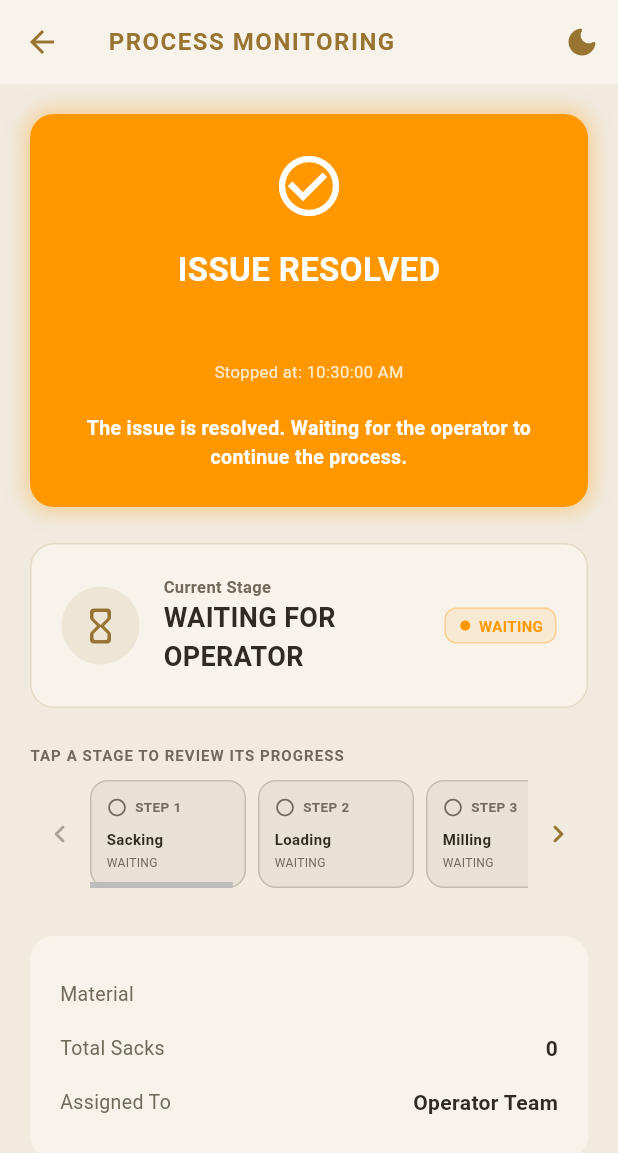
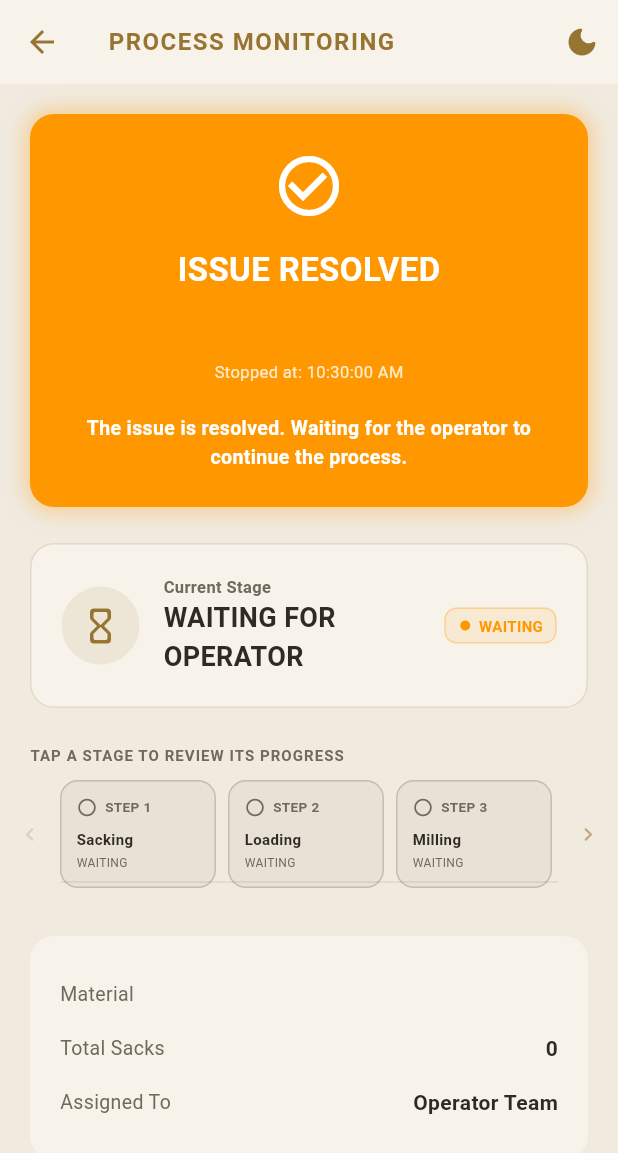
Before and after one commit to Natzuu18/gahira, a Flutter app: the MonitoringPage screen opened directly with empty values, on a phone screen of 412 x 824 dp. Shown: the top 1153 px of the screen. Run offline on Flutter 3.47's test engine with Material 3 defaults, Android fonts, the phone set to English and light mode, and no system bars; our stand-ins replace audioplayers, dartz, equatable, file_picker, firebase_core, firebase_messaging and 5 more; missing offline and left inert: dart:html; accounts and stored records are empty.

Commit message:
sms updated

```diff
--- a/lib/core/config/env_config.dart
+++ b/lib/core/config/env_config.dart
@@ -8,7 +8,7 @@ class EnvConfig {
   static const String supabaseAnonKey = 'sb_publishable_G-5YWyaY1cbW4EXZFCBGIQ_FnILc7ox';
 
   /// PhilSMS Configuration
-  static const String philsmsEndpoint = 'https://app.philsms.com/api/v3/sms/send';
+  static const String philsmsEndpoint = 'https://dashboard.philsms.com/api/v3/sms/send';
   static const String philsmsApiKey = '4353|WiUWMX8UBolKHp5BrRsE14MvAT9H3bdE4UrY3g612eaaf318';
   static const String philsmsSenderId = 'PhilSMS';
 }
--- a/lib/presentation/shared_widgets/monitoring_page.dart
+++ b/lib/presentation/shared_widgets/monitoring_page.dart
@@ -217,20 +217,28 @@ class _MonitoringPageState extends State<MonitoringPage> {
       body: _isLoading
         ? const Center(child: CircularProgressIndicator(color: kGold))
         : SingleChildScrollView(
-            padding: const EdgeInsets.all(20),
+            padding: const EdgeInsets.symmetric(vertical: 20),
             child: Column(
               crossAxisAlignment: CrossAxisAlignment.start,
               children: [
                 if (_effectiveRequest.status == ServiceRequestStatus.emergencyStop ||
                     _hasActiveEquipmentEmergency ||
                     _isResolvedAwaitingOperator)
-                  _buildEmergencyAlert(),
-                _buildStatusHeader(),
+                  Padding(
+                    padding: const EdgeInsets.symmetric(horizontal: 20),
+                    child: _buildEmergencyAlert(),
+                  ),
+                Padding(
+                  padding: const EdgeInsets.symmetric(horizontal: 20),
+                  child: _buildStatusHeader(),
+                ),
                 const SizedBox(height: 24),
                 _buildWorkflowProgress(),
                 const SizedBox(height: 32),
-
-                _buildSelectedStageSection(_displayStage),
+                Padding(
+                  padding: const EdgeInsets.symmetric(horizontal: 20),
+                  child: _buildSelectedStageSection(_displayStage),
+                ),
               ],
             ),
           ),
@@ -369,13 +377,16 @@ class _MonitoringPageState extends State<MonitoringPage> {
     return Column(
       crossAxisAlignment: CrossAxisAlignment.start,
       children: [
-        Text(
+        Padding(
+          padding: const EdgeInsets.symmetric(horizontal: 20),
+          child: Text(
             'TAP A STAGE TO REVIEW ITS PROGRESS',
             style: TextStyle(
               color: context.mutedTextColor,
               fontSize: 10,
               fontWeight: FontWeight.bold,
               letterSpacing: 0.7,
+            ),
           ),
         ),
         const SizedBox(height: 10),
@@ -387,13 +398,29 @@ class _MonitoringPageState extends State<MonitoringPage> {
                   ? () => _scrollStages(false)
                   : null,
               visualDensity: VisualDensity.compact,
-              icon: const Icon(Icons.chevron_left_rounded),
-              color: kGold,
+              constraints: const BoxConstraints.tightFor(width: 24, height: 40),
+              padding: EdgeInsets.zero,
+              style: ButtonStyle(
+                backgroundColor: WidgetStateProperty.all(Colors.transparent),
+                overlayColor: WidgetStateProperty.all(
+                  kGold.withOpacity(0.08),
+                ),
+              ),
+              icon: const Icon(Icons.chevron_left_rounded, size: 18),
+              color: kGold.withOpacity(0.55),
+              disabledColor: context.mutedTextColor.withOpacity(0.2),
             ),
             Expanded(
+              child: ScrollbarTheme(
+                data: ScrollbarThemeData(
+                  thumbColor: WidgetStateProperty.all(Colors.transparent),
+                  trackColor: WidgetStateProperty.all(Colors.transparent),
+                  trackVisibility: WidgetStateProperty.all(true),
+                ),
                 child: Scrollbar(
                   controller: _stageScrollController,
                   thumbVisibility: true,
+                  trackVisibility: true,
                   child: SingleChildScrollView(
                     controller: _stageScrollController,
                     scrollDirection: Axis.horizontal,
@@ -482,14 +509,24 @@ class _MonitoringPageState extends State<MonitoringPage> {
                   ),
                 ),
               ),
+            ),
             IconButton(
               tooltip: 'Scroll to more stages',
               onPressed: _canScrollStagesRight
                   ? () => _scrollStages(true)
                   : null,
               visualDensity: VisualDensity.compact,
-              icon: const Icon(Icons.chevron_right_rounded),
-              color: kGold,
+              constraints: const BoxConstraints.tightFor(width: 24, height: 40),
+              padding: EdgeInsets.zero,
+              style: ButtonStyle(
+                backgroundColor: WidgetStateProperty.all(Colors.transparent),
+                overlayColor: WidgetStateProperty.all(
+                  kGold.withOpacity(0.08),
+                ),
+              ),
+              icon: const Icon(Icons.chevron_right_rounded, size: 18),
+              color: kGold.withOpacity(0.55),
+              disabledColor: context.mutedTextColor.withOpacity(0.2),
             ),
           ],
         ),
```
Also changed, not shown: pubspec.lock. Lines whose indentation alone changed are shown as unchanged.
